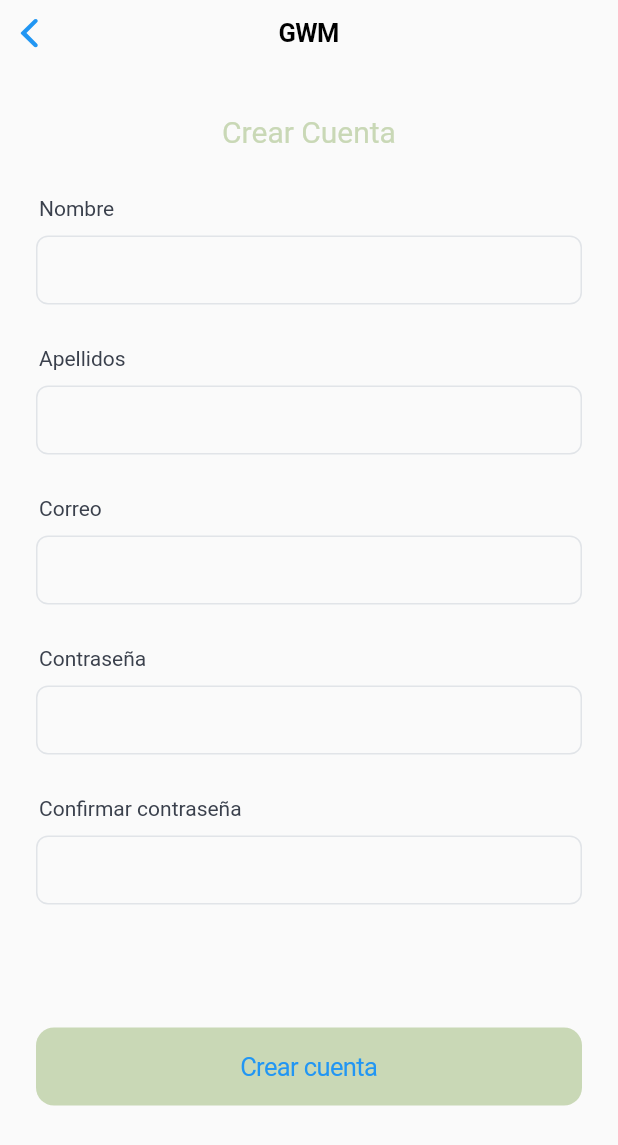
After one commit to FernandoMay/gwm, a Flutter app: the Register screen opened directly, on a phone screen of 412 x 824 dp. The commit adds this screen. Shown: the top 1145 px of the screen. Run offline on Flutter 3.47's test engine with Material 2 defaults, Android fonts, the phone set to English and light mode, and no system bars.

Commit message:
Register page added

```diff
--- a/lib/loginViewController.dart
+++ b/lib/loginViewController.dart
@@ -1,6 +1,7 @@
 import 'package:flutter/cupertino.dart';
 import 'package:flutter/material.dart';
 import 'package:gwm/constants.dart';
+import 'package:gwm/registerViewController.dart';
 
 class Login extends StatefulWidget {
   @override
@@ -111,15 +112,15 @@ class _LoginState extends State<Login> {
                           EdgeInsets.symmetric(horizontal: 28, vertical: 10),
                       child: CupertinoButton(
                         onPressed: () {
-                          // Navigator.push(
-                          //   context,
-                          //   MaterialPageRoute(
-                          //     builder: (context) => RecoverPassword(),
-                          //   ),
-                          // );
+                          Navigator.push(
+                            context,
+                            MaterialPageRoute(
+                              builder: (context) => Register(),
+                            ),
+                          );
                         },
                         child: Text(
-                          "Registrarme",
+                          "Regístro",
                           style: sonoroH1Blue,
                         ),
                       ),
--- /dev/null
+++ b/lib/registerViewController.dart
@@ -0,0 +1,291 @@
+import 'package:flutter/cupertino.dart';
+import 'package:flutter/material.dart';
+import 'package:gwm/constants.dart';
+import 'package:gwm/loginViewController.dart';
+
+class Register extends StatefulWidget {
+  @override
+  _RegisterState createState() => _RegisterState();
+}
+
+class _RegisterState extends State<Register> {
+  int segmentedControlValue = 0;
+
+  @override
+  Widget build(BuildContext context) {
+    return Material(
+      child: CupertinoPageScaffold(
+        navigationBar: CupertinoNavigationBar(
+          padding: EdgeInsetsDirectional.all(4.0),
+          middle: Text("GWM"),
+        ),
+        child: SafeArea(
+          child: Container(
+            width: double.infinity,
+            height: double.infinity,
+            child: SingleChildScrollView(
+              child: Column(children: [
+                Container(
+                  width: double.infinity,
+                  padding: const EdgeInsets.symmetric(
+                      horizontal: 80.0, vertical: 32.0),
+                  child: Text(
+                    "Crear Cuenta",
+                    style: sonoroH3Blue,
+                    textAlign: TextAlign.center,
+                  ),
+                ),
+                Container(
+                  alignment: Alignment.centerLeft,
+                  padding: EdgeInsets.symmetric(horizontal: 26.0),
+                  child: Text(
+                    "Nombre",
+                    style: sonoroH1Black,
+                  ),
+                ),
+                Container(
+                  margin:
+                      EdgeInsets.symmetric(horizontal: 16.0, vertical: 10.0),
+                  padding: EdgeInsets.symmetric(horizontal: 8.0),
+                  child: CupertinoTextField(
+                    padding: EdgeInsets.all(12.0),
+                    onChanged: (value) => print(value),
+                    keyboardType: TextInputType.text,
+                    cursorColor: primaryColor,
+                    // prefix: Container(
+                    //     height: 20.0,
+                    //     margin: EdgeInsets.only(left: 12.0),
+                    //     child: Image.asset("lib/assets/User.png")),
+                    // placeholder: "Usuario",
+                    decoration: BoxDecoration(
+                      borderRadius: BorderRadius.circular(8.0),
+                      border: Border.all(color: greyLightColor),
+                    ),
+                  ),
+                ),
+                SizedBox(
+                  height: 18.0,
+                ),
+                Container(
+                  alignment: Alignment.centerLeft,
+                  padding: EdgeInsets.symmetric(horizontal: 26.0),
+                  child: Text(
+                    "Apellidos",
+                    style: sonoroH1Black,
+                  ),
+                ),
+                Container(
+                  margin:
+                      EdgeInsets.symmetric(horizontal: 16.0, vertical: 10.0),
+                  padding: EdgeInsets.symmetric(horizontal: 8.0),
+                  child: CupertinoTextField(
+                    padding: EdgeInsets.all(12.0),
+                    onChanged: (value) => print(value),
+                    keyboardType: TextInputType.text,
+                    cursorColor: primaryColor,
+                    // prefix: Container(
+                    //     height: 20.0,
+                    //     margin: EdgeInsets.only(left: 12.0),
+                    //     child: Image.asset("lib/assets/Password.png")),
+                    // placeholder: "Contraseña",
+                    decoration: BoxDecoration(
+                      borderRadius: BorderRadius.circular(8.0),
+                      border: Border.all(color: greyLightColor),
+                    ),
+                  ),
+                ),
+                SizedBox(
+                  height: 18.0,
+                ),
+                Container(
+                  alignment: Alignment.centerLeft,
+                  padding: EdgeInsets.symmetric(horizontal: 26.0),
+                  child: Text(
+                    "Correo",
+                    style: sonoroH1Black,
+                  ),
+                ),
+                Container(
+                  margin:
+                      EdgeInsets.symmetric(horizontal: 16.0, vertical: 10.0),
+                  padding: EdgeInsets.symmetric(horizontal: 8.0),
+                  child: CupertinoTextField(
+                    padding: EdgeInsets.all(12.0),
+                    onChanged: (value) => print(value),
+                    keyboardType: TextInputType.emailAddress,
+                    cursorColor: primaryColor,
+                    // prefix: Container(
+                    //     height: 20.0,
+                    //     margin: EdgeInsets.only(left: 12.0),
+                    //     child: Image.asset("lib/assets/User.png")),
+                    // placeholder: "Usuario",
+                    decoration: BoxDecoration(
+                      borderRadius: BorderRadius.circular(8.0),
+                      border: Border.all(color: greyLightColor),
+                    ),
+                  ),
+                ),
+                SizedBox(
+                  height: 18.0,
+                ),
+                Container(
+                  alignment: Alignment.centerLeft,
+                  padding: EdgeInsets.symmetric(horizontal: 26.0),
+                  child: Text(
+                    "Contraseña",
+                    style: sonoroH1Black,
+                  ),
+                ),
+                Container(
+                  margin:
+                      EdgeInsets.symmetric(horizontal: 16.0, vertical: 10.0),
+                  padding: EdgeInsets.symmetric(horizontal: 8.0),
+                  child: CupertinoTextField(
+                    padding: EdgeInsets.all(12.0),
+                    onChanged: (value) => print(value),
+                    keyboardType: TextInputType.text,
+                    obscureText: true,
+                    cursorColor: primaryColor,
+                    // prefix: Container(
+                    //     height: 20.0,
+                    //     margin: EdgeInsets.only(left: 12.0),
+                    //     child: Image.asset("lib/assets/Password.png")),
+                    // placeholder: "Contraseña",
+                    decoration: BoxDecoration(
+                      borderRadius: BorderRadius.circular(8.0),
+                      border: Border.all(color: greyLightColor),
+                    ),
+                  ),
+                ),
+                SizedBox(
+                  height: 18.0,
+                ),
+                Container(
+                  alignment: Alignment.centerLeft,
+                  padding: EdgeInsets.symmetric(horizontal: 26.0),
+                  child: Text(
+                    "Confirmar contraseña",
+                    style: sonoroH1Black,
+                  ),
+                ),
+                Container(
+                  margin:
+                      EdgeInsets.symmetric(horizontal: 16.0, vertical: 10.0),
+                  padding: EdgeInsets.symmetric(horizontal: 8.0),
+                  child: CupertinoTextField(
+                    padding: EdgeInsets.all(12.0),
+                    onChanged: (value) => print(value),
+                    keyboardType: TextInputType.text,
+                    obscureText: true,
+                    cursorColor: primaryColor,
+                    // prefix: Container(
+                    //     height: 20.0,
+                    //     margin: EdgeInsets.only(left: 12.0),
+                    //     child: Image.asset("lib/assets/User.png")),
+                    // placeholder: "Usuario",
+                    decoration: BoxDecoration(
+                      borderRadius: BorderRadius.circular(8.0),
+                      border: Border.all(color: greyLightColor),
+                    ),
+                  ),
+                ),
+                SizedBox(
+                  height: 18.0,
+                ),
+                // Container(
+                //   alignment: Alignment.centerLeft,
+                //   padding: EdgeInsets.symmetric(horizontal: 26.0),
+                //   child: Text(
+                //     "Fecha de nacimiento",
+                //     style: sonoroH1Black,
+                //   ),
+                // ),
+                // Container(
+                //   margin:
+                //       EdgeInsets.symmetric(horizontal: 16.0, vertical: 10.0),
+                //   padding: EdgeInsets.symmetric(horizontal: 8.0),
+                //   child: CupertinoTextField(
+                //     padding: EdgeInsets.all(12.0),
+                //     onChanged: (value) => print(value),
+                //     cursorColor: primaryColor,
+                //     keyboardType: TextInputType.datetime,
+                //     suffix: Container(
+                //         height: 26.0,
+                //         margin: EdgeInsets.only(right: 12.0),
+                //         child: Icon(Icons.calendar_today)),
+                //     // placeholder: "Contraseña",
+                //     decoration: BoxDecoration(
+                //       borderRadius: BorderRadius.circular(8.0),
+                //       border: Border.all(color: greyLightColor),
+                //     ),
+                //   ),
+                // ),
+                SizedBox(
+                  height: 38.0,
+                ),
+                // Container(
+                //   alignment: Alignment.centerLeft,
+                //   padding: EdgeInsets.symmetric(horizontal: 26.0),
+                //   child: Text(
+                //     "Género",
+                //     style: sonoroH1Black,
+                //   ),
+                // ),
+                // Container(
+                //   // height: 48.0,
+                //   width: double.infinity,
+                //   padding:
+                //       EdgeInsets.symmetric(vertical: 12.0, horizontal: 24.0),
+                //   child: CupertinoSlidingSegmentedControl(
+                //     padding: EdgeInsets.all(6.0),
+                //     groupValue: segmentedControlValue,
+                //     backgroundColor: greyLightColor,
+                //     onValueChanged: (value) {
+                //       setState(() {
+                //         segmentedControlValue = value;
+                //       });
+                //     },
+                //     children: {
+                //       0: Padding(
+                //         child: Text("Hombre", style: sonoroH1Black),
+                //         padding: EdgeInsets.all(12.0),
+                //       ),
+                //       1: Padding(
+                //         child: Text("Mujer", style: sonoroH1Black),
+                //         padding: EdgeInsets.all(12.0),
+                //       ),
+                //       2: Padding(
+                //         child: Text("Otro", style: sonoroH1Black),
+                //         padding: EdgeInsets.all(12.0),
+                //       ),
+                //     },
+                //   ),
+                // ),
+                Padding(
+                  padding: const EdgeInsets.symmetric(
+                      horizontal: 24.0, vertical: 16.0),
+                  child: Container(
+                    width: double.infinity,
+                    child: CupertinoButton(
+                      color: secondaryColor,
+                      // padding: EdgeInsets.symmetric(horizontal: size.width * 0.25),
+                      child: Text("Crear cuenta"),
+                      onPressed: () {
+                        Navigator.push(
+                          context,
+                          MaterialPageRoute(
+                            builder: (context) => Login(),
+                          ),
+                        );
+                      },
+                    ),
+                  ),
+                ),
+              ]),
+            ),
+          ),
+        ),
+      ),
+    );
+  }
+}
```
